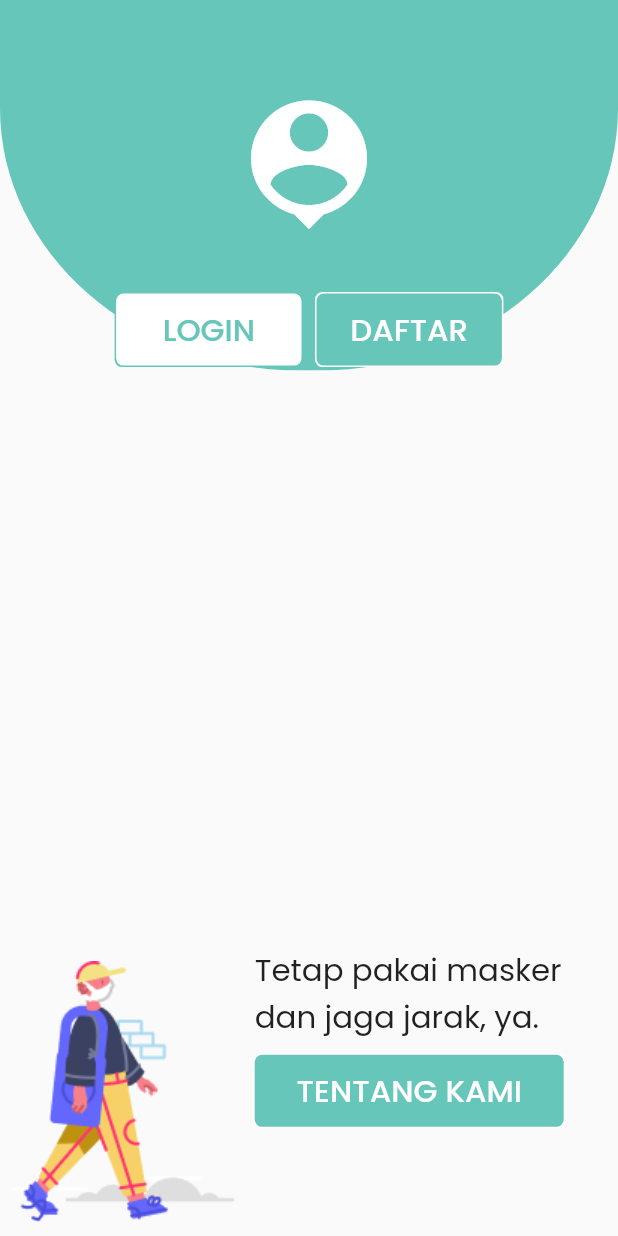
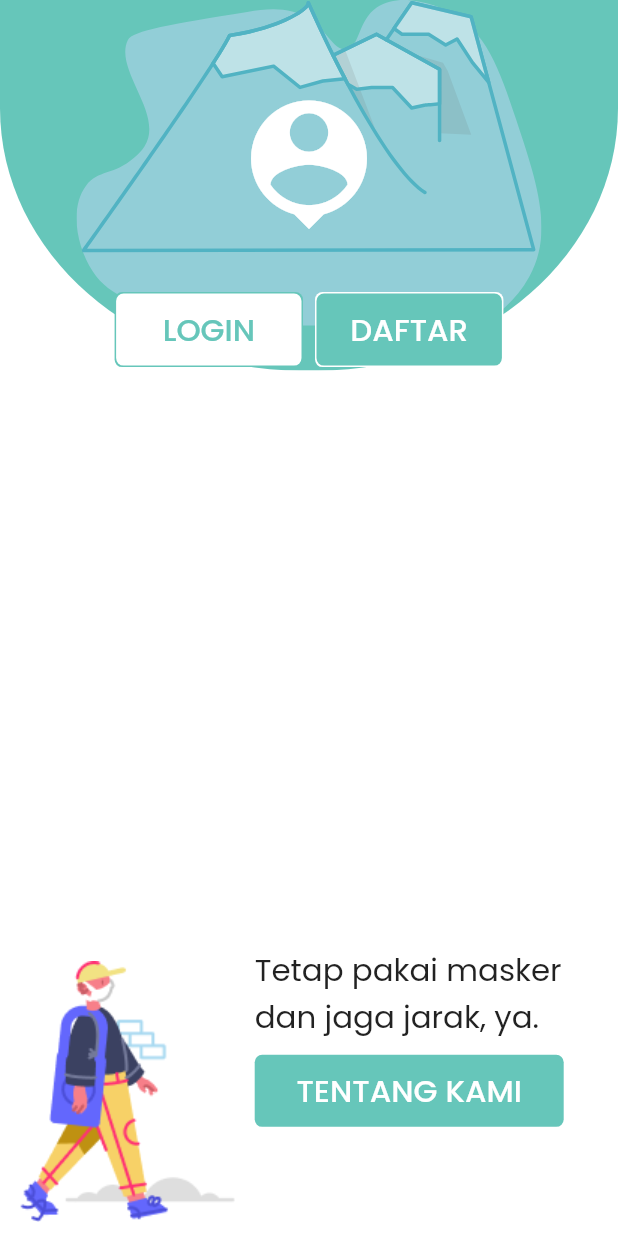
Before and after one commit to dhahedda/aman_liburan, a Flutter app: the screen it shows after launch, on a phone screen of 412 x 824 dp. Run offline on Flutter 3.47's test engine with Material 2 defaults, Android fonts, the light colour scheme and no system bars; our stand-ins replace firebase_auth, flutter_svg, form_field_validator, get, google_fonts; missing offline and left inert: keyboard_avoider; accounts and stored records are empty; project files that could hold a hidden picture were left out.

Commit message:
fix user page

```diff
--- a/lib/views/Profile.dart
+++ b/lib/views/Profile.dart
@@ -14,7 +14,7 @@ class Profile extends StatelessWidget {
     return Container(
       color: CustomColor().primary,
       child: SafeArea(
-        child: Scaffold(body: _UserProfile()),
+        child: Scaffold(backgroundColor: Colors.white, body: _UserProfile()),
       ),
     );
   }
@@ -35,6 +35,20 @@ class _UserProfile extends StatelessWidget {
                 child: SvgPicture.asset(
                   'images/green_half_circle.svg',
                   fit: BoxFit.fill,
+                ),
+              ),
+              Container(
+                width: Screen.x,
+                child: SvgPicture.asset(
+                  'images/img_profile_decor.svg',
+                  fit: BoxFit.fitHeight,
+                ),
+              ),
+              Container(
+                width: Screen.x,
+                child: SvgPicture.asset(
+                  'images/img_profile_mount.svg',
+                  fit: BoxFit.fitHeight,
                 ),
               ),
               Center(
```
Also changed, not shown: images/img_profile_decor.svg (added), images/img_profile_mount.svg (added).
